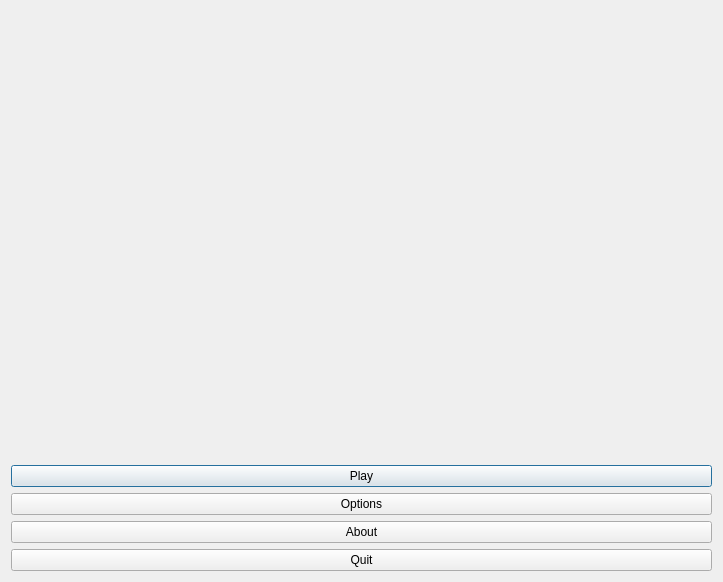
Old version of the form project/Starfighter/res/ui/MainDialog.ui in the repository Diego999/Starfighter.
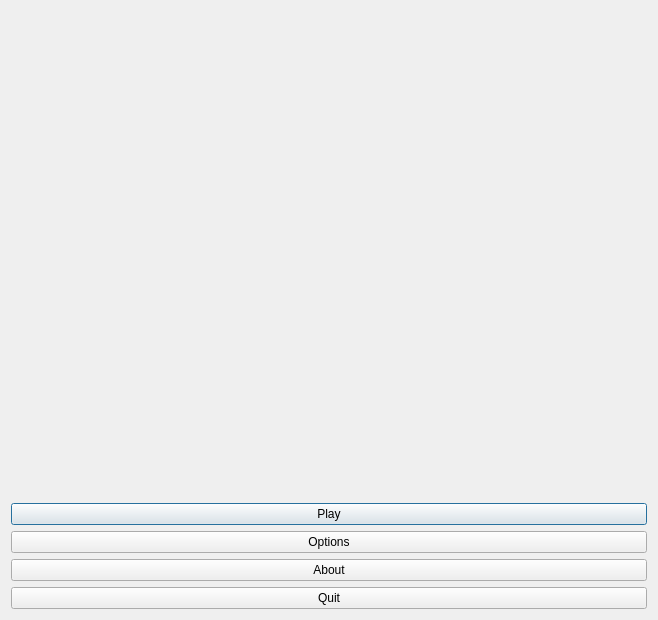
New version of the form. Icons and pictures are not drawn.

Commit message: Fix layout issues

```diff
--- a/project/Starfighter/res/ui/MainDialog.ui
+++ b/project/Starfighter/res/ui/MainDialog.ui
@@ -6,10 +6,28 @@
    <rect>
     <x>0</x>
     <y>0</y>
-    <width>723</width>
-    <height>582</height>
+    <width>658</width>
+    <height>620</height>
    </rect>
   </property>
+  <property name="sizePolicy">
+   <sizepolicy hsizetype="Fixed" vsizetype="Fixed">
+    <horstretch>0</horstretch>
+    <verstretch>0</verstretch>
+   </sizepolicy>
+  </property>
+  <property name="minimumSize">
+   <size>
+    <width>658</width>
+    <height>620</height>
+   </size>
+  </property>
+  <property name="maximumSize">
+   <size>
+    <width>658</width>
+    <height>620</height>
+   </size>
+  </property>
   <property name="windowTitle">
    <string>Starfighter</string>
   </property>
```
The commit also changes 3 other files.
